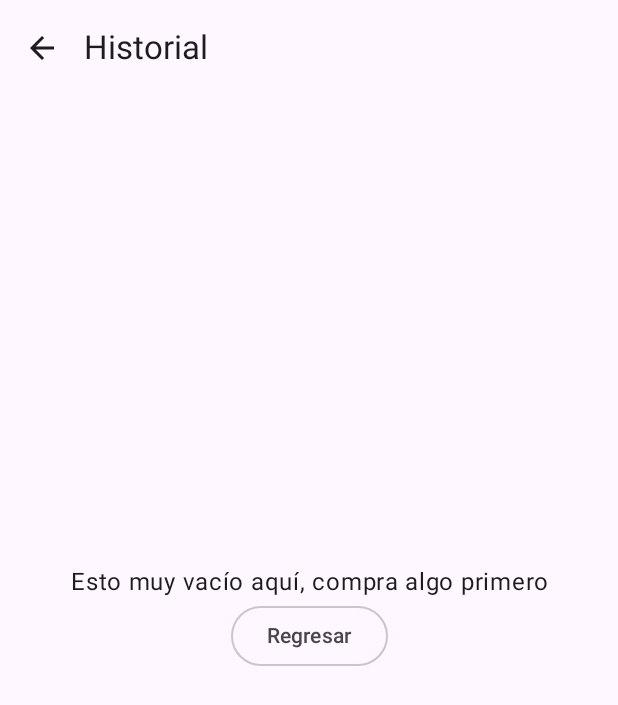
After one commit to noobcooder007/IceBonsai, an Android app built with Jetpack Compose: the ShoppingPage screen opened through its navigation route, on a phone screen of 412 x 824 dp. The commit adds this screen. Shown: the top 705 px of the screen. Run offline under Robolectric (Android 15) with nearby library versions, the phone set to English and light mode, and no system bars; our stand-ins replace Dagger/Hilt's generated code, livedata-compose.

Commit message:
add shopping and shop history are done

```diff
--- a/app/build.gradle.kts
+++ b/app/build.gradle.kts
@@ -68,7 +68,6 @@ dependencies {
     kapt("com.google.dagger:hilt-android-compiler:2.48.1")
 
     //LiveData
-    implementation("androidx.lifecycle:lifecycle-runtime-ktx:2.7.0")
     implementation("androidx.compose.runtime:runtime-livedata:1.6.4")
     implementation("androidx.lifecycle:lifecycle-livedata-core:2.7.0")
 
--- a/app/src/main/java/com/bonsai_software/icebonsai/MainActivity.kt
+++ b/app/src/main/java/com/bonsai_software/icebonsai/MainActivity.kt
@@ -15,6 +15,7 @@ import androidx.navigation.compose.rememberNavController
 import com.bonsai_software.icebonsai.presentation.CartPage
 import com.bonsai_software.icebonsai.presentation.DessertsViewModel
 import com.bonsai_software.icebonsai.presentation.HomePage
+import com.bonsai_software.icebonsai.presentation.ShoppingPage
 import dagger.hilt.android.AndroidEntryPoint
 
 @AndroidEntryPoint
@@ -38,6 +39,9 @@ class MainActivity : ComponentActivity() {
                         composable("cart") {
                             CartPage(dessertsViewModel, navigationController)
                         }
+                        composable("history") {
+                            ShoppingPage(dessertsViewModel, navigationController)
+                        }
                     }
                 }
             }
--- a/app/src/main/java/com/bonsai_software/icebonsai/presentation/DessertsViewModel.kt
+++ b/app/src/main/java/com/bonsai_software/icebonsai/presentation/DessertsViewModel.kt
@@ -4,6 +4,7 @@ import androidx.lifecycle.LiveData
 import androidx.lifecycle.MutableLiveData
 import androidx.lifecycle.ViewModel
 import androidx.lifecycle.viewModelScope
+import com.bonsai_software.icebonsai.domain.AddShoppingDetailsUseCase
 import com.bonsai_software.icebonsai.domain.AddShoppingUseCase
 import com.bonsai_software.icebonsai.domain.GetShoppingUseCase
 import com.bonsai_software.icebonsai.presentation.DessertsUiState.Success
--- a/app/src/main/java/com/bonsai_software/icebonsai/presentation/HomePage.kt
+++ b/app/src/main/java/com/bonsai_software/icebonsai/presentation/HomePage.kt
@@ -10,11 +10,13 @@ import androidx.compose.foundation.layout.fillMaxSize
 import androidx.compose.foundation.layout.fillMaxWidth
 import androidx.compose.foundation.layout.height
 import androidx.compose.foundation.layout.padding
+import androidx.compose.foundation.layout.width
 import androidx.compose.foundation.lazy.grid.GridCells
 import androidx.compose.foundation.lazy.grid.LazyVerticalGrid
 import androidx.compose.foundation.lazy.grid.items
 import androidx.compose.foundation.shape.CutCornerShape
 import androidx.compose.material.icons.Icons
+import androidx.compose.material.icons.filled.Menu
 import androidx.compose.material.icons.outlined.ShoppingCart
 import androidx.compose.material3.Card
 import androidx.compose.material3.ElevatedButton
@@ -49,6 +51,7 @@ fun HomePage(dessertsViewModel: DessertsViewModel, navigationController: NavHost
     Scaffold(topBar = {
         TopAppBar(title = { Text(text = "Ice Bonsai") }, actions = {
             CartAction(navigationController)
+            ThreePointsMenu(navigationController)
         })
     }) { innerPadding ->
         BodyDesserts(innerPadding, dessertsViewModel)
@@ -92,6 +95,7 @@ fun ConfirmBuyDialog(dessertsViewModel: DessertsViewModel) {
                     TextButton(onClick = { dessertsViewModel.onDismissDialog() }) {
                         Text(text = stringResource(id = R.string.dialog_cancel))
                     }
+                    Spacer(modifier = Modifier.width(4.dp))
                     TextButton(onClick = { dessertsViewModel.finishBuy() }) {
                         Text(text = stringResource(id = R.string.dialog_accept))
                     }
@@ -209,3 +213,10 @@ fun CartAction(navigationController: NavHostController) {
         )
     }
 }
+
+@Composable
+fun ThreePointsMenu(navigationController: NavHostController) {
+    IconButton(onClick = { navigationController.navigate("history") }) {
+        Icon(imageVector = Icons.Default.Menu, contentDescription = "menu")
+    }
+}
--- /dev/null
+++ b/app/src/main/java/com/bonsai_software/icebonsai/presentation/ShoppingPage.kt
@@ -0,0 +1,135 @@
+package com.bonsai_software.icebonsai.presentation
+
+import androidx.compose.foundation.layout.Arrangement
+import androidx.compose.foundation.layout.Column
+import androidx.compose.foundation.layout.PaddingValues
+import androidx.compose.foundation.layout.Row
+import androidx.compose.foundation.layout.fillMaxSize
+import androidx.compose.foundation.layout.fillMaxWidth
+import androidx.compose.foundation.layout.padding
+import androidx.compose.foundation.lazy.LazyColumn
+import androidx.compose.foundation.shape.CutCornerShape
+import androidx.compose.material.icons.Icons
+import androidx.compose.material.icons.filled.ArrowBack
+import androidx.compose.material3.ElevatedCard
+import androidx.compose.material3.ExperimentalMaterial3Api
+import androidx.compose.material3.Icon
+import androidx.compose.material3.IconButton
+import androidx.compose.material3.LinearProgressIndicator
+import androidx.compose.material3.OutlinedButton
+import androidx.compose.material3.Scaffold
+import androidx.compose.material3.Text
+import androidx.compose.material3.TopAppBar
+import androidx.compose.runtime.Composable
+import androidx.compose.runtime.getValue
+import androidx.compose.runtime.produceState
+import androidx.compose.ui.Alignment
+import androidx.compose.ui.Modifier
+import androidx.compose.ui.platform.LocalLifecycleOwner
+import androidx.compose.ui.res.stringResource
+import androidx.compose.ui.text.font.FontWeight
+import androidx.compose.ui.text.style.TextAlign
+import androidx.compose.ui.unit.dp
+import androidx.lifecycle.Lifecycle
+import androidx.lifecycle.repeatOnLifecycle
+import androidx.navigation.NavHostController
+import com.bonsai_software.icebonsai.R
+import com.bonsai_software.icebonsai.presentation.models.ShoppingModel
+import java.time.LocalDateTime
+import java.time.format.DateTimeFormatter
+
+@OptIn(ExperimentalMaterial3Api::class)
+@Composable
+fun ShoppingPage(dessertsViewModel: DessertsViewModel, navigationController: NavHostController) {
+    Scaffold(topBar = {
+        TopAppBar(title = { Text(text = "Historial") }, navigationIcon = {
+            IconButton(onClick = { navigationController.popBackStack() }) {
+                Icon(imageVector = Icons.Default.ArrowBack, contentDescription = "")
+            }
+        })
+    }) { innerPadding ->
+        BodyShopping(
+            innerPadding = innerPadding,
+            dessertsViewModel = dessertsViewModel,
+            navigationController = navigationController
+        )
+    }
+}
+
+@Composable
+fun BodyShopping(
+    innerPadding: PaddingValues,
+    dessertsViewModel: DessertsViewModel,
+    navigationController: NavHostController
+) {
+    val lifecycle = LocalLifecycleOwner.current.lifecycle
+    val uiState by produceState<DessertsUiState>(
+        initialValue = DessertsUiState.Loading, key1 = lifecycle, key2 = dessertsViewModel
+    ) {
+        lifecycle.repeatOnLifecycle(state = Lifecycle.State.CREATED) {
+            dessertsViewModel.uiState.collect { value = it }
+        }
+    }
+    when (uiState) {
+        is DessertsUiState.Error -> TODO()
+        DessertsUiState.Loading -> {
+            LoadingHistory()
+        }
+        is DessertsUiState.Success -> {
+            if ((uiState as DessertsUiState.Success).shopping.isEmpty()) {
+                EmptyHistory(navigationController = navigationController)
+            } else {
+                LazyColumn(Modifier.padding(innerPadding)) {
+                    (uiState as DessertsUiState.Success).shopping.map {
+                        item {
+                            HistoryDetailItem(
+                                Modifier.padding(horizontal = 16.dp, vertical = 8.dp), it
+                            )
+                        }
+                    }
+                }
+            }
+        }
+    }
+}
+
+@Composable
+fun LoadingHistory() {
+    LinearProgressIndicator()
+}
+
+@Composable
+fun EmptyHistory(navigationController: NavHostController) {
+    Column(
+        Modifier.fillMaxSize(),
+        verticalArrangement = Arrangement.Center,
+        horizontalAlignment = Alignment.CenterHorizontally
+    ) {
+        Text(
+            text = stringResource(id = R.string.history_empty_message), textAlign = TextAlign.Center
+        )
+        OutlinedButton(onClick = { navigationController.popBackStack() }) {
+            Text(text = stringResource(id = R.string.go_home))
+        }
+    }
+}
+
+@Composable
+fun HistoryDetailItem(
+    modifier: Modifier, shopping: ShoppingModel
+) {
+    ElevatedCard(
+        modifier = modifier, shape = CutCornerShape(topStart = 12.dp, bottomEnd = 12.dp)
+    ) {
+        Row(
+            Modifier
+                .fillMaxWidth()
+                .padding(8.dp),
+            verticalAlignment = Alignment.CenterVertically,
+            horizontalArrangement = Arrangement.SpaceBetween
+        ) {
+            Text(text = LocalDateTime.parse(shopping.createdAt).format(DateTimeFormatter.ISO_DATE), fontWeight = FontWeight.Bold)
+            Text(text = "$${shopping.total}")
+        }
+    }
+}
--- a/app/src/main/res/values/strings.xml
+++ b/app/src/main/res/values/strings.xml
@@ -5,6 +5,7 @@
     <string name="dialog_accept">Continuar</string>
     <string name="finish_buy">Finalizar compra</string>
     <string name="cart_empty_message">Esta muy vacío aquí, añade algo al carrito</string>
+    <string name="history_empty_message">Esto muy vacío aquí, compra algo primero</string>
     <string name="go_home">Regresar</string>
     <string name="subtotal">Subtotal</string>
 </resources>
```
